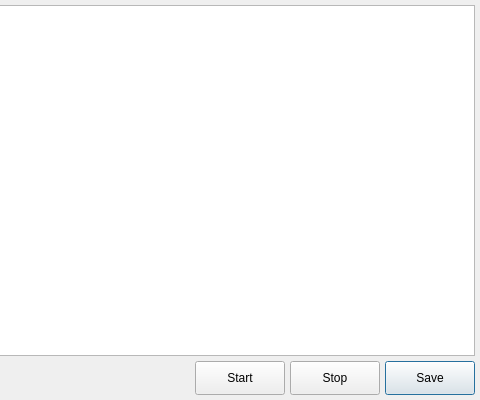
This is PyLotROLauncher/ui/winLog.ui in JuneStepp/OneLauncher as Qt 5 draws it before an edit; both pictures show x 240 to 720 and y 0 to 400 of the 720 by 400 pixel window. The edited form follows.
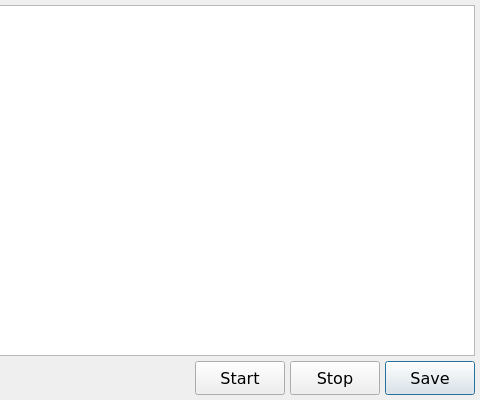
This is the edited form.

The edit to the form file:
```diff
--- a/PyLotROLauncher/ui/winLog.ui
+++ b/PyLotROLauncher/ui/winLog.ui
@@ -13,8 +13,11 @@
     <height>400</height>
    </rect>
   </property>
-  <property name="windowTitle">
-   <string notr="true">MainWindow</string>
+  <property name="font" >
+   <font>
+    <family>Verdana</family>
+    <pointsize>12</pointsize>
+   </font>
   </property>
   <property name="modal">
    <bool>true</bool>
```
Left out of the diff: 42 changed lines with no effect on the pictures.
